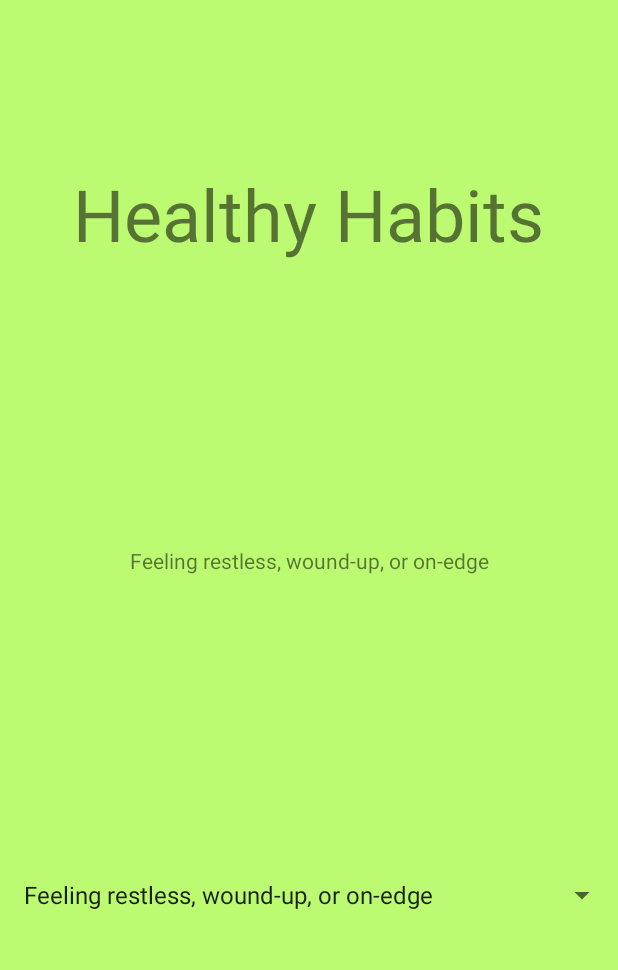
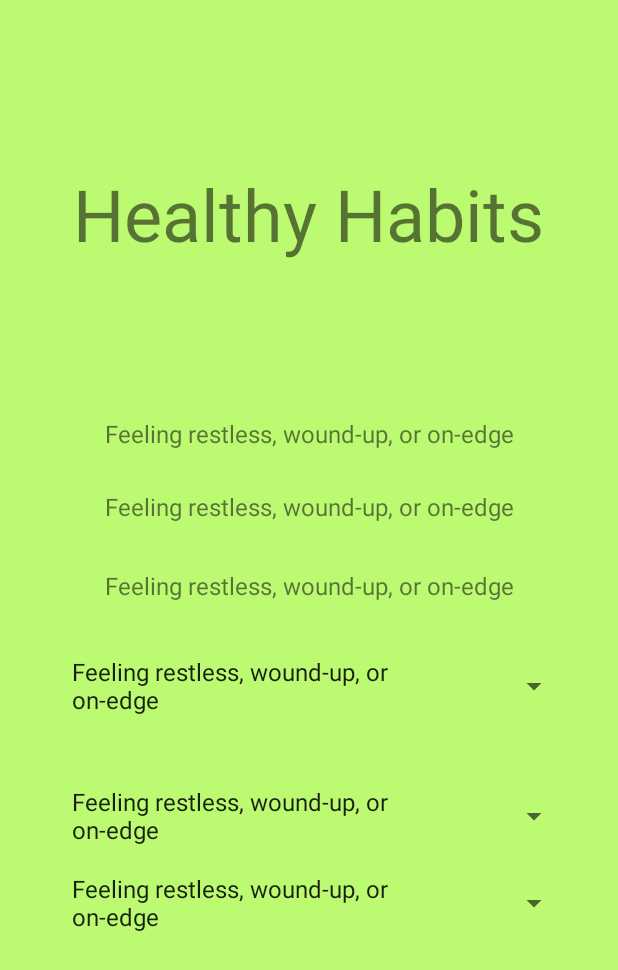
Before and after one commit to VGStudios/nwHacks_2021, an Android app: the screen it shows after launch (MainActivity), on a phone screen of 412 x 824 dp. Shown: the top 970 px of the screen. Run offline under Robolectric (Android 15) with nearby library versions, the phone set to English and light mode, and no system bars; 2 statements that could not run were skipped.

Commit message:
added other two spinners

```diff
--- a/app/src/main/java/com/example/nwhacks_2021/MainActivity.java
+++ b/app/src/main/java/com/example/nwhacks_2021/MainActivity.java
@@ -8,6 +8,8 @@ import android.widget.AdapterView;
 import android.widget.ArrayAdapter;
 import android.widget.Spinner;
 import android.widget.TextView;
+
+import java.lang.reflect.Array;
 
 public class MainActivity extends AppCompatActivity {
 
@@ -39,5 +41,51 @@ public class MainActivity extends AppCompatActivity {
 
         });
 
+        Spinner mySpinner2 = (Spinner) findViewById(R.id.spinner2);
+        final String[] spinner2 = new String[1];
+
+        ArrayAdapter<String> myAdapter2 = new ArrayAdapter<String>(MainActivity.this,
+                android.R.layout.simple_list_item_1, getResources().getStringArray(R.array.symptoms));
+        myAdapter2.setDropDownViewResource(android.R.layout.simple_spinner_dropdown_item);
+        mySpinner2.setAdapter(myAdapter);
+        mySpinner2.setOnItemSelectedListener(new AdapterView.OnItemSelectedListener() {
+            @Override
+            public void onItemSelected(AdapterView<?> parentView, View selectedItemView, int position, long id) {
+                parentView.getItemAtPosition(position);
+                spinner2[0] = mySpinner2.getSelectedItem().toString();
+                TextView view2 = (TextView) findViewById(R.id.textView2);
+                view2.setText(spinner2[0]);
+            }
+
+            @Override
+            public void onNothingSelected(AdapterView<?> parentView) {
+                // your code here
+            }
+
+        });
+
+        Spinner mySpinner3 = (Spinner) findViewById(R.id.spinner3);
+        final String[] spinner3 = new String[1];
+
+        ArrayAdapter<String> myAdapter3 = new ArrayAdapter<String>(MainActivity.this,
+                android.R.layout.simple_list_item_1, getResources().getStringArray(R.array.symptoms));
+        myAdapter3.setDropDownViewResource(android.R.layout.simple_spinner_dropdown_item);
+        mySpinner3.setAdapter(myAdapter);
+        mySpinner3.setOnItemSelectedListener(new AdapterView.OnItemSelectedListener() {
+            @Override
+            public void onItemSelected(AdapterView<?> parentView, View selectedItemView, int position, long id) {
+                parentView.getItemAtPosition(position);
+                spinner3[0] = mySpinner3.getSelectedItem().toString();
+                TextView view3 = (TextView) findViewById(R.id.textView3);
+                view3.setText(spinner3[0]);
+            }
+
+            @Override
+            public void onNothingSelected(AdapterView<?> parentView) {
+                // your code here
+            }
+
+        });
+
     }
 }
--- a/app/src/main/res/layout/activity_main.xml
+++ b/app/src/main/res/layout/activity_main.xml
@@ -26,22 +26,84 @@
         android:id="@+id/spinner1"
         android:layout_width="match_parent"
         android:layout_height="wrap_content"
+        android:layout_marginStart="32dp"
+        android:layout_marginLeft="32dp"
+        android:layout_marginEnd="32dp"
+        android:layout_marginRight="32dp"
         android:spinnerMode="dropdown"
         app:layout_constraintBottom_toBottomOf="parent"
         app:layout_constraintEnd_toEndOf="parent"
         app:layout_constraintHorizontal_bias="0.0"
         app:layout_constraintStart_toStartOf="parent"
         app:layout_constraintTop_toTopOf="parent"
-        app:layout_constraintVertical_bias="0.738" />
+        app:layout_constraintVertical_bias="0.558" />
+
+    <Spinner
+        android:id="@+id/spinner2"
+        android:layout_width="match_parent"
+        android:layout_height="wrap_content"
+        android:layout_marginStart="32dp"
+        android:layout_marginLeft="32dp"
+        android:layout_marginEnd="32dp"
+        android:layout_marginRight="32dp"
+        android:spinnerMode="dropdown"
+        app:layout_constraintBottom_toBottomOf="@+id/spinner3"
+        app:layout_constraintEnd_toEndOf="parent"
+        app:layout_constraintHorizontal_bias="0.0"
+        app:layout_constraintStart_toStartOf="parent"
+        app:layout_constraintTop_toBottomOf="@+id/spinner1"
+        app:layout_constraintVertical_bias="0.402" />
+
+    <Spinner
+        android:id="@+id/spinner3"
+        android:layout_width="match_parent"
+        android:layout_height="wrap_content"
+        android:layout_marginStart="32dp"
+        android:layout_marginLeft="32dp"
+        android:layout_marginEnd="32dp"
+        android:layout_marginRight="32dp"
+        android:spinnerMode="dropdown"
+        app:layout_constraintBottom_toBottomOf="parent"
+        app:layout_constraintEnd_toEndOf="parent"
+        app:layout_constraintHorizontal_bias="0.0"
+        app:layout_constraintStart_toStartOf="parent"
+        app:layout_constraintTop_toBottomOf="@+id/spinner1"
+        app:layout_constraintVertical_bias="0.329" />
 
     <TextView
         android:id="@+id/textView"
         android:layout_width="wrap_content"
         android:layout_height="wrap_content"
         android:text="TextView"
+        android:textSize="16sp"
         app:layout_constraintBottom_toTopOf="@+id/spinner1"
         app:layout_constraintEnd_toEndOf="parent"
         app:layout_constraintStart_toStartOf="parent"
-        app:layout_constraintTop_toBottomOf="@+id/appName" />
+        app:layout_constraintTop_toBottomOf="@+id/appName"
+        app:layout_constraintVertical_bias="0.438" />
+
+    <TextView
+        android:id="@+id/textView2"
+        android:layout_width="wrap_content"
+        android:layout_height="wrap_content"
+        android:text="TextView"
+        android:textSize="16sp"
+        app:layout_constraintBottom_toTopOf="@+id/spinner1"
+        app:layout_constraintEnd_toEndOf="parent"
+        app:layout_constraintStart_toStartOf="parent"
+        app:layout_constraintTop_toBottomOf="@+id/textView"
+        app:layout_constraintVertical_bias="0.237" />
+
+    <TextView
+        android:id="@+id/textView3"
+        android:layout_width="wrap_content"
+        android:layout_height="wrap_content"
+        android:text="TextView"
+        android:textSize="16sp"
+        app:layout_constraintBottom_toTopOf="@+id/spinner1"
+        app:layout_constraintEnd_toEndOf="parent"
+        app:layout_constraintStart_toStartOf="parent"
+        app:layout_constraintTop_toTopOf="@+id/textView2"
+        app:layout_constraintVertical_bias="0.623" />
 
 </androidx.constraintlayout.widget.ConstraintLayout>
```
